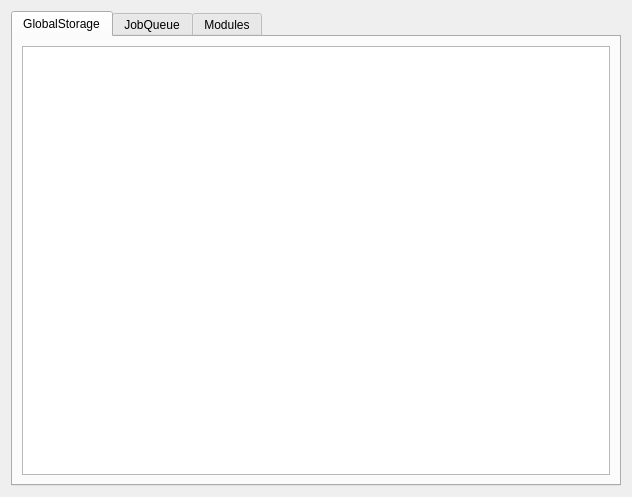
Above: src/libcalamaresui/utils/DebugWindow.ui from dagodax/calamares before the change. Below: the same form after it.
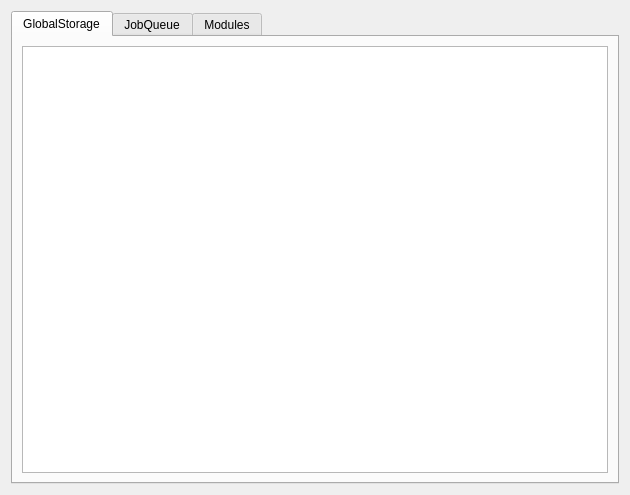
That is the form after the change.

What changed in the file:
```diff
--- a/src/libcalamaresui/utils/DebugWindow.ui
+++ b/src/libcalamaresui/utils/DebugWindow.ui
@@ -6,8 +6,8 @@
    <rect>
     <x>0</x>
     <y>0</y>
-    <width>632</width>
-    <height>497</height>
+    <width>630</width>
+    <height>495</height>
    </rect>
   </property>
   <property name="windowTitle">
```
